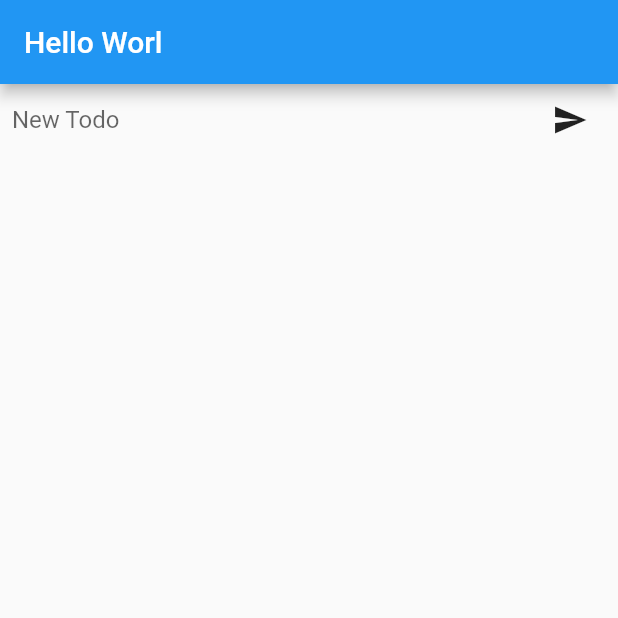
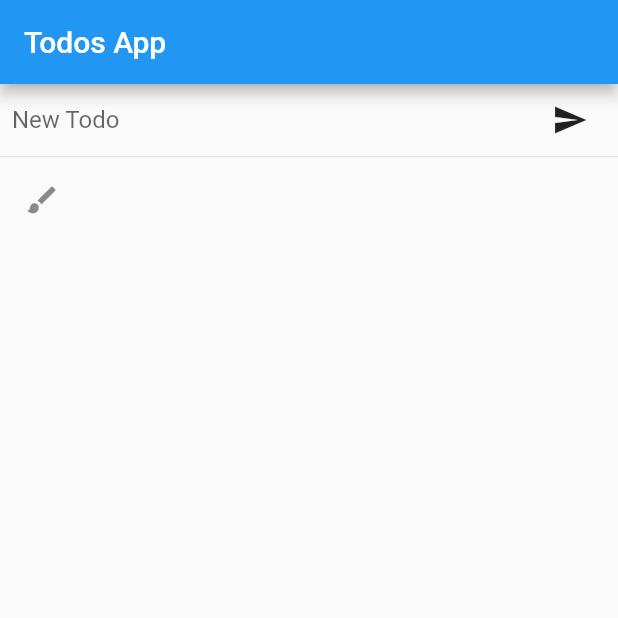
Before and after one commit to batusai513/hello_world_flutter, a Flutter app: the screen it shows after launch, after a tap on the "send" icon, on a phone screen of 412 x 824 dp, the top half of it. Run offline on Flutter 3.47's test engine with Material 2 defaults, Android fonts, the phone set to English and light mode, and no system bars.

Commit message:
Todos App

```diff
--- a/lib/main.dart
+++ b/lib/main.dart
@@ -1,4 +1,6 @@
 import 'package:flutter/material.dart';
+import 'package:hello_world/todo_model.dart';
+import 'package:hello_world/todo_list.dart';
 
 // main: application start point
 // runnApp: creates a new flutter App
@@ -13,7 +15,7 @@ class HelloWorld extends StatelessWidget {
         title: 'Hell world',
         home: Scaffold(
           appBar: AppBar(
-            title: Text('Hello Worl'),
+            title: Text('Todos App'),
           ),
           body: TodoApp(),
         ));
@@ -29,6 +31,7 @@ class TodoApp extends StatefulWidget {
 }
 
 class _TodoApp extends State<TodoApp> {
+  List<TodoModel> todos = <TodoModel>[];
   final TextEditingController _textController = TextEditingController();
 
   _buildComposer() {
@@ -53,12 +56,43 @@ class _TodoApp extends State<TodoApp> {
   }
 
   void _handleSubmitted(String text) {
+    _addTodo(text);
     _textController.clear();
   }
 
+  void _addTodo(String text) {
+    setState(() {
+      todos.add(new TodoModel(text: text));
+    });
+  }
+
+  void _toggleTodo(TodoModel todo) {
+    int index = todos.indexOf(todo);
+    TodoModel _todo = todos[index];
+    _todo.toggleTodo();
+    setState(() {
+      todos[index] = _todo;
+    });
+  }
+
+  /*
+  @override
+  void initState() {
+    todos = widget.initialTodos;
+    print(todos);
+    super.initState();
+  }
+  */
+
   @override
   Widget build(BuildContext context) {
-    return _buildComposer();
+    return Column(
+      children: <Widget>[
+        _buildComposer(),
+        new Divider(height: 1.0),
+        TodoList(key: ObjectKey(todos), todos: todos, toggleTodo: _toggleTodo, )
+      ],
+    );
   }
 }
 
--- /dev/null
+++ b/lib/todo.dart
@@ -0,0 +1,28 @@
+
+import 'package:flutter/material.dart';
+import 'package:hello_world/todo_model.dart';
+
+typedef void OnToggle(TodoModel todo);
+
+class Todo extends StatelessWidget {
+  final TodoModel todo;
+  final OnToggle onToggleTodo;
+
+  const Todo({Key key, this.todo, this.onToggleTodo}) : super(key: key);
+
+  @override
+  Widget build(BuildContext context) {
+    return Material(
+      child: ListTile(
+        onTap: () {
+          onToggleTodo(todo);
+        },
+        leading: Icon( todo.isDone ? Icons.cake : Icons.brush ),
+        title: Text(
+          todo.text,
+          textAlign: TextAlign.start,
+        ),
+      ),
+    );
+  }
+}
--- /dev/null
+++ b/lib/todo_list.dart
@@ -0,0 +1,26 @@
+import 'package:flutter/material.dart';
+import 'package:hello_world/todo.dart';
+import 'package:hello_world/todo_model.dart';
+import 'package:flutter/foundation.dart'; //user for required anotation
+
+class TodoList extends StatelessWidget {
+  const TodoList({Key key, this.toggleTodo, @required this.todos})
+      : super(key: key);
+
+  final List<TodoModel> todos;
+  final toggleTodo;
+
+  Widget build(BuildContext context) {
+    return Flexible(
+      child: ListView(
+        children: todos.map((TodoModel todo) {
+          return new Todo(
+            key: ObjectKey(todo),
+            todo: todo,
+            onToggleTodo: toggleTodo,
+          );
+        }).toList(),
+      ),
+    );
+  }
+}
--- /dev/null
+++ b/lib/todo_model.dart
@@ -0,0 +1,9 @@
+class TodoModel {
+  final DateTime createdAt = DateTime.now();
+  String text;
+  bool isDone = false;
+  TodoModel({this.text});
+  toggleTodo() {
+    this.isDone = !this.isDone;
+  }
+}
```
